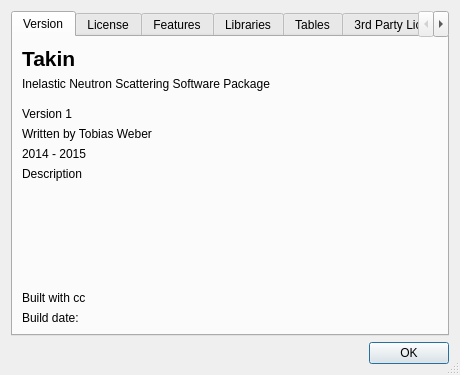
Old version of the form ui/about.ui in the repository t-weber/takin.
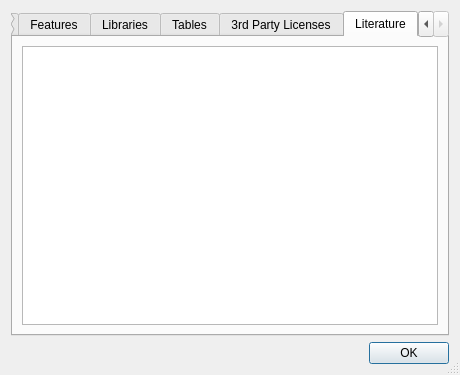
New version of the form. The open tabs and pages were chosen to show the change.

Diff of the .ui file:
```diff
--- a/ui/about.ui
+++ b/ui/about.ui
@@ -214,6 +214,23 @@
        </item>
       </layout>
      </widget>
+     <widget class="QWidget" name="tab_7">
+      <attribute name="title">
+       <string>Literature</string>
+      </attribute>
+      <layout class="QGridLayout" name="gridLayout_8">
+       <item row="0" column="0">
+        <widget class="QPlainTextEdit" name="editLiterature">
+         <property name="lineWrapMode">
+          <enum>QPlainTextEdit::NoWrap</enum>
+         </property>
+         <property name="readOnly">
+          <bool>true</bool>
+         </property>
+        </widget>
+       </item>
+      </layout>
+     </widget>
     </widget>
    </item>
    <item row="1" column="0">
```
